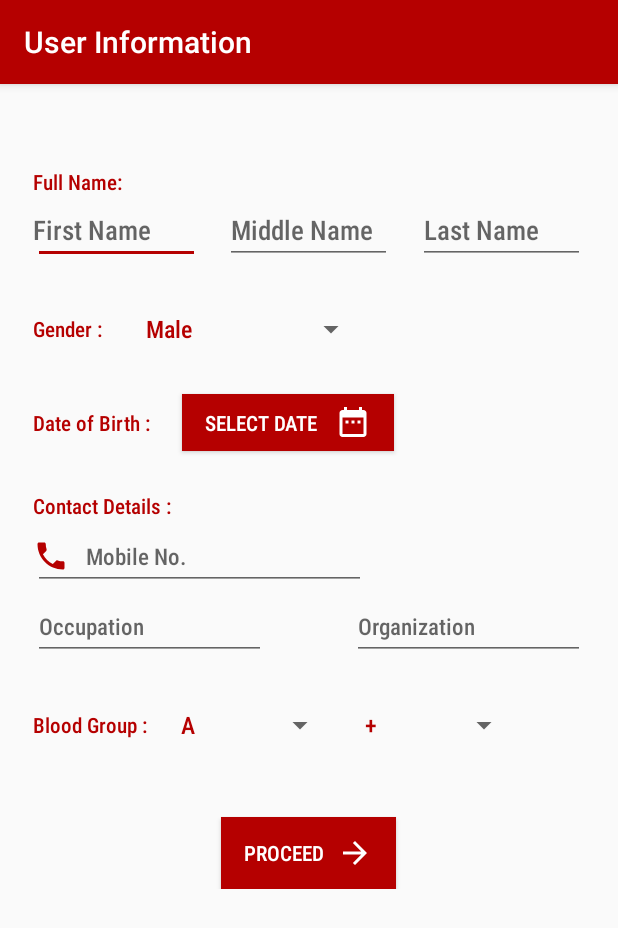
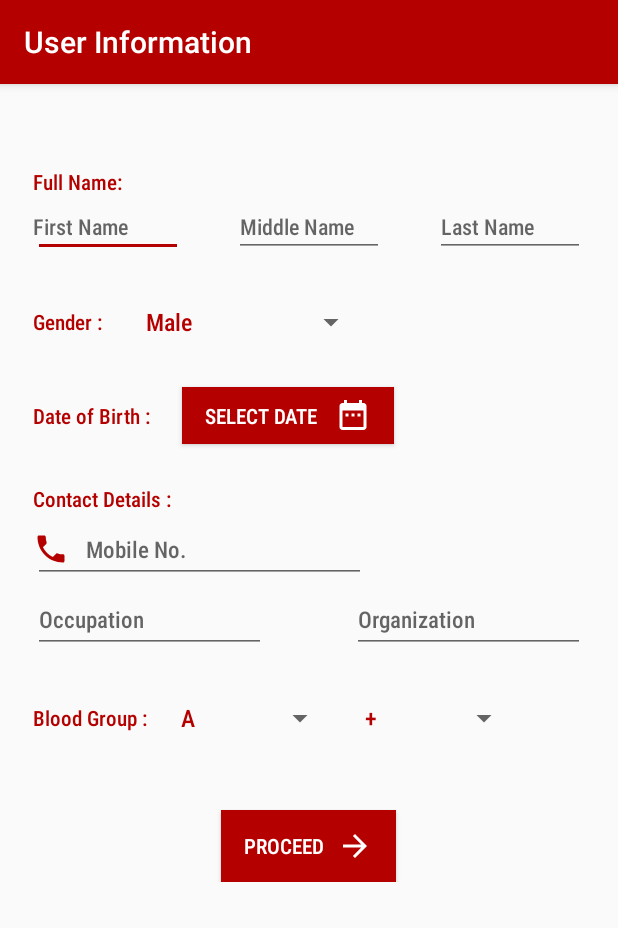
Before and after one commit to Rahil-Merchant/LifeLine, an Android app: the InfoActivity screen opened directly, with no data from a screen before it, on a phone screen of 412 x 824 dp. Shown: the top 928 px of the screen. Run offline under Robolectric (Android 15) with nearby library versions, the phone set to English and light mode, and no system bars; our stand-ins replace Firebase (no records; nobody signed in at launch, a user with empty details on screens opened directly); Roboto replaces fonts that are not available here.

Commit message:
fixed bugs in infoactivity

```diff
--- a/app/src/main/java/com/example/lifeline/InfoActivity.java
+++ b/app/src/main/java/com/example/lifeline/InfoActivity.java
@@ -150,7 +150,7 @@ public class InfoActivity extends AppCompatActivity/* implements AdapterView.OnI
 
     public static boolean check_mobNo(String s)
     {
-        Pattern p = Pattern.compile("(0/91)?[7-9][0-9]{9}");
+        Pattern p = Pattern.compile("^(?:(?:\\+|0{0,2})91(\\s*[\\ -]\\s*)?|[0]?)?[789]\\d{9}|(\\d[ -]?){10}\\d$");
         Matcher m = p.matcher(s);
         return (m.find() && m.group().equals(s));
     }
--- a/app/src/main/res/layout/activity_info.xml
+++ b/app/src/main/res/layout/activity_info.xml
@@ -25,28 +25,31 @@
         <!--Row 2-->
         <EditText
             android:id="@+id/infoFname"
-            android:layout_width="50pt"
+            android:layout_width="45pt"
             android:layout_height="wrap_content"
             android:hint="First Name"
             android:layout_alignParentStart="true"
             android:paddingLeft="0pt"
-            android:layout_below="@+id/InfoFullnameTv"/>
+            android:layout_below="@+id/InfoFullnameTv"
+            android:textSize="6.5pt"/>
 
         <EditText
             android:id="@+id/infoMname"
-            android:layout_width="50pt"
+            android:layout_width="45pt"
             android:layout_height="wrap_content"
             android:hint="Middle Name"
             android:layout_centerHorizontal="true"
-            android:layout_below="@+id/InfoFullnameTv"/>
+            android:layout_below="@+id/InfoFullnameTv"
+            android:textSize="6.5pt"/>
 
         <EditText
             android:id="@+id/infoLname"
-            android:layout_width="50pt"
+            android:layout_width="45pt"
             android:layout_height="wrap_content"
             android:hint="Last Name"
             android:layout_alignParentEnd="true"
-            android:layout_below="@+id/InfoFullnameTv"/>
+            android:layout_below="@+id/InfoFullnameTv"
+            android:textSize="6.5pt"/>
 
         <!--Row 3-->
         <TextView
```
